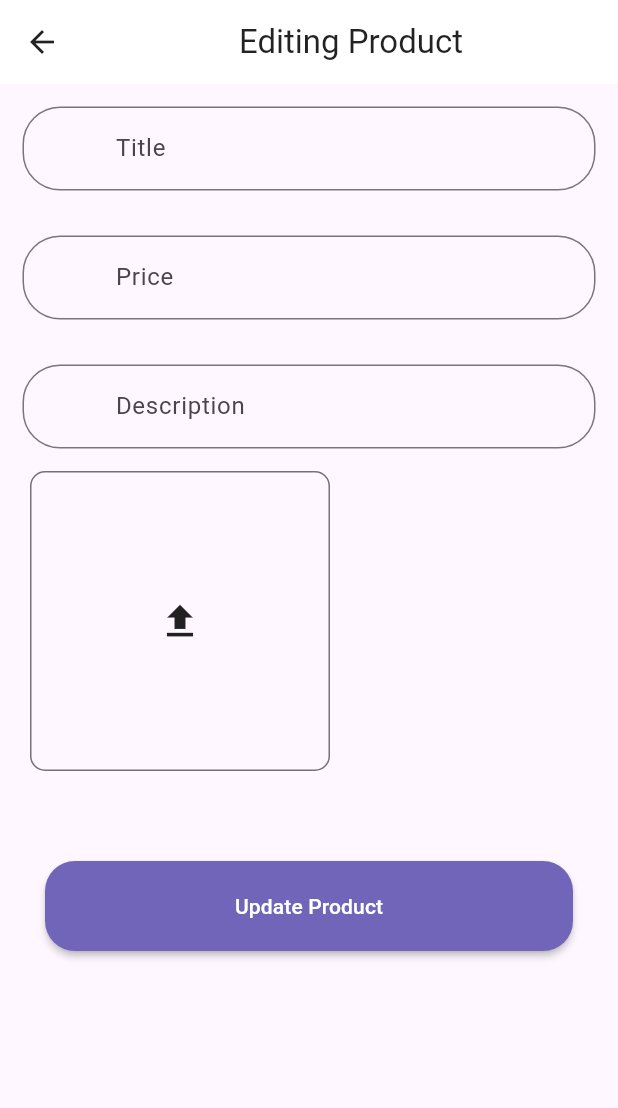
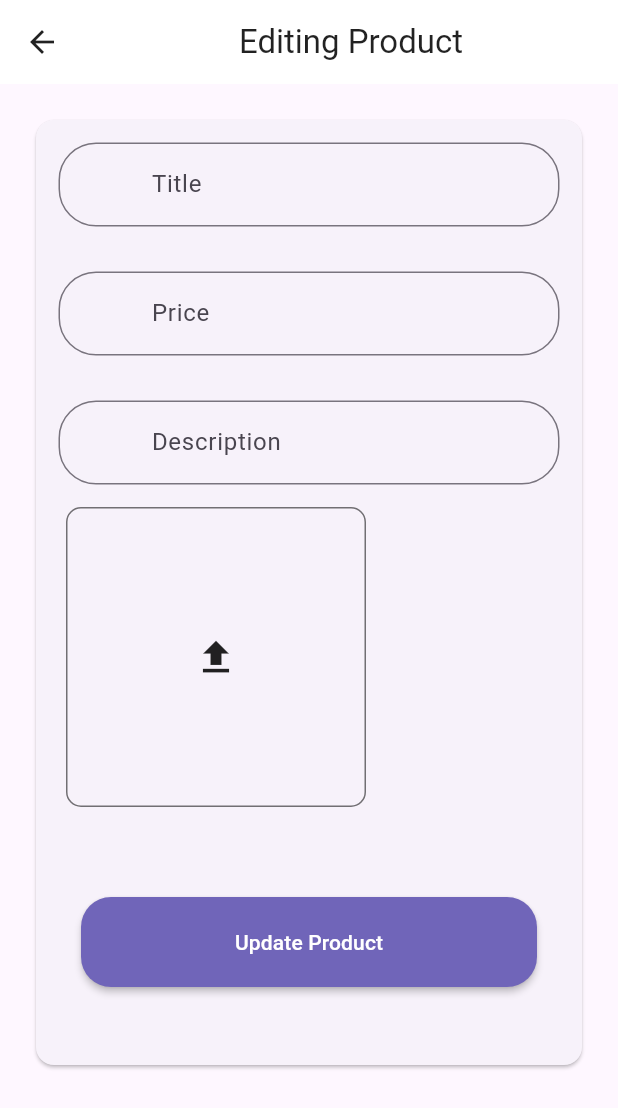
Before and after one commit to ETdan/Clothing-Store-App, a Flutter app: the EditProduct screen opened directly, on a phone screen of 412 x 824 dp. Shown: the top 1108 px of the screen. Run offline on Flutter 3.47's test engine with Material 3 defaults, Android fonts, the phone set to English and light mode, and no system bars; our stand-ins replace carousel_slider, cloud_firestore, firebase_auth, firebase_core, firebase_storage, google_nav_bar and 4 more; missing offline and left inert: firebase_app_check; accounts and stored records are empty; network calls fail.

Commit message:
ui porimization part II

```diff
--- a/app/lib/adminSide/adminLogin.dart
+++ b/app/lib/adminSide/adminLogin.dart
@@ -127,7 +127,7 @@ class _AdminLoginState extends State<AdminLogin> {
                         }
                       },
                       child: Container(
-                        width: 400,
+                        width: 350,
                         child: Row(
                           mainAxisAlignment: MainAxisAlignment.spaceAround,
                           children: [
--- a/app/lib/adminSide/adminScreen/catagories/catagories.dart
+++ b/app/lib/adminSide/adminScreen/catagories/catagories.dart
@@ -45,8 +45,8 @@ class CategoryCard extends StatelessWidget {
   Widget build(BuildContext context) {
     return GestureDetector(
       child: Container(
-        height: 200,
-        width: 250,
+        height: 190,
+        width: 200,
         child: Card(
           elevation: 20,
           child: Column(
--- a/app/lib/adminSide/adminScreen/dashboard.dart
+++ b/app/lib/adminSide/adminScreen/dashboard.dart
@@ -15,6 +15,7 @@ class _dashBoardState extends State<dashBoard> {
     return Row(
       crossAxisAlignment: CrossAxisAlignment.start,
       children: [
+        SizedBox(width: 5),
         GestureDetector(
           onTap: () {
             Navigator.of(context).push(
@@ -26,7 +27,7 @@ class _dashBoardState extends State<dashBoard> {
           },
           child: Container(
             height: 200,
-            width: 250,
+            width: 200,
             child: Card(
               elevation: 20,
               child: Column(
@@ -50,7 +51,7 @@ class _dashBoardState extends State<dashBoard> {
           },
           child: Container(
             height: 200,
-            width: 250,
+            width: 200,
             child: Card(
               elevation: 20,
               child: Column(
--- a/app/lib/adminSide/adminScreen/products/editPro.dart
+++ b/app/lib/adminSide/adminScreen/products/editPro.dart
@@ -73,7 +73,16 @@ class _EditProductState extends State<EditProduct> {
           ],
         ),
       ),
-      body: Column(
+      body: SafeArea(
+        child: SingleChildScrollView(
+          child: Padding(
+            padding: EdgeInsets.all(20),
+            child: Card(
+              child: ClipRRect(
+                borderRadius: BorderRadius.circular(15),
+                child: Container(
+                  height: 630,
+                  child: Column(
                     crossAxisAlignment: CrossAxisAlignment.start,
                     children: [
                       textFields(
@@ -149,6 +158,12 @@ class _EditProductState extends State<EditProduct> {
                       ),
                     ],
                   ),
+                ),
+              ),
+            ),
+          ),
+        ),
+      ),
     );
   }
 }
--- a/app/lib/adminSide/adminSignuo.dart
+++ b/app/lib/adminSide/adminSignuo.dart
@@ -169,7 +169,7 @@ class _AdminSignupState extends State<AdminSignup> {
                               ),
                             )
                           : Container(
-                              width: 400,
+                              width: 350,
                               child: Row(
                                 mainAxisAlignment:
                                     MainAxisAlignment.spaceAround,
--- a/app/lib/screens/bottomBarScreens/search.dart
+++ b/app/lib/screens/bottomBarScreens/search.dart
@@ -182,7 +182,7 @@ class _searchScreenState extends State<SearchScreen> {
                                       width: 100,
                                       decoration: BoxDecoration(
                                         color: Colors.grey[200],
-                                        borderRadius: BorderRadius.circular(10),
+                                        borderRadius: BorderRadius.circular(15),
                                       ),
                                       child: Column(
                                         crossAxisAlignment:
@@ -191,11 +191,11 @@ class _searchScreenState extends State<SearchScreen> {
                                           Stack(
                                             children: [
                                               Container(
-                                                height: 150,
+                                                height: 136,
                                                 width: 200,
                                                 decoration: BoxDecoration(
                                                   borderRadius:
-                                                      BorderRadius.circular(10),
+                                                      BorderRadius.circular(15),
                                                   image: DecorationImage(
                                                     image: NetworkImage(
                                                       snapshot.data!.docs[index]
--- a/app/lib/screens/login.dart
+++ b/app/lib/screens/login.dart
@@ -152,7 +152,7 @@ class _signinState extends State<signin> {
                         }
                       },
                       child: Container(
-                        width: 400,
+                        width: 350,
                         child: Row(
                           mainAxisAlignment: MainAxisAlignment.spaceAround,
                           children: [
--- a/app/lib/screens/otherScreens/showdetails.dart
+++ b/app/lib/screens/otherScreens/showdetails.dart
@@ -132,7 +132,7 @@ class _showDetailsState extends State<showDetails> {
                       right: 20,
                     ),
                     child: Text(
-                      '${widget.price}',
+                      '\$ ${widget.price}',
                       style: TextStyle(
                         fontWeight: FontWeight.bold,
                         color: Color.fromARGB(255, 105, 94, 231),
--- a/app/lib/screens/signup.dart
+++ b/app/lib/screens/signup.dart
@@ -168,7 +168,7 @@ class _signupState extends State<signup> {
                               ),
                             )
                           : Container(
-                              width: 400,
+                              width: 350,
                               child: Row(
                                 mainAxisAlignment:
                                     MainAxisAlignment.spaceAround,
```
Also changed, not shown: app/lib/adminSide/adminScreen/adminHome.dart (+11 -2 lines), app/lib/adminSide/adminScreen/products/addingProduct.dart (+4 -15 lines), app/lib/screens/profile/help_section.dart (+24 -8 lines). Lines whose indentation alone changed are shown as unchanged.
